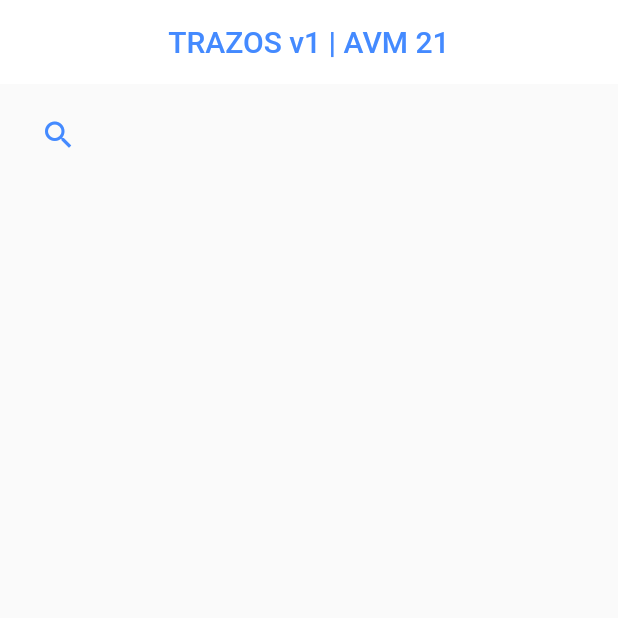
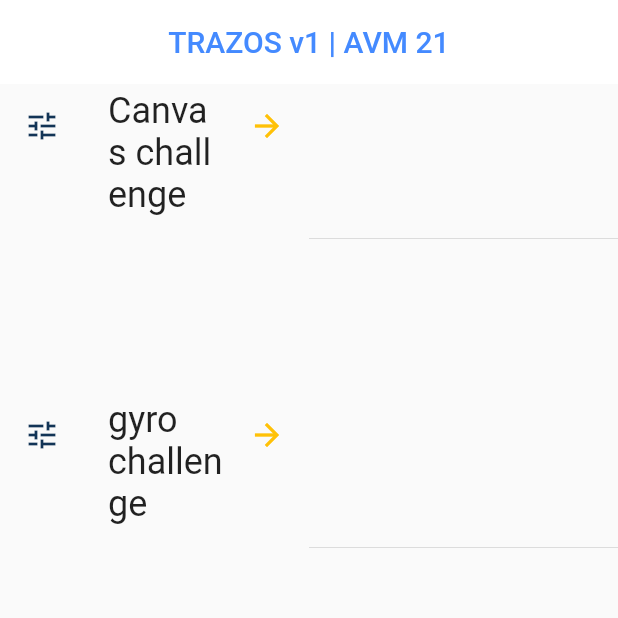
Before and after one commit to antonbag/trazoschallenge, a Flutter app: the screen it shows after launch, on a phone screen of 412 x 824 dp, the top half of it. Run offline on Flutter 3.47's test engine with Material 2 defaults, Android fonts, the light colour scheme and no system bars.

Commit message:
HomePage y navigation

```diff
--- /dev/null
+++ b/lib/pages/CanvasPage.dart
@@ -0,0 +1,32 @@
+import 'package:flutter/material.dart';
+
+class CanvasPage extends StatelessWidget {
+
+  //const CanvasPage({Key key}) : super(key: key);
+
+  @override
+  Widget build(BuildContext context) {
+    return Scaffold(
+      appBar: AppBar(
+        backgroundColor: Color(0xFFffffff),
+        centerTitle: true,
+        title: Text("TRAZOS challenger | canvas",
+            style: TextStyle(color: Colors.blueAccent)),
+        elevation: 0,
+        actions: [],
+      ),
+      body: Container(
+        child: Column(
+          children: [
+
+            Container(
+                padding: EdgeInsets.only(left: 15, top: 10),
+                child: Text("Canvas")
+            ),
+
+          ],
+        ),
+      ),
+    );
+  }
+}
--- a/lib/pages/HomePage.dart
+++ b/lib/pages/HomePage.dart
@@ -1,37 +1,69 @@
 import 'package:flutter/material.dart';
+import 'package:flutter/rendering.dart';
 import 'package:flutter/widgets.dart';
+import 'package:trazosv1/providers/home_menu_provider.dart';
+import 'package:trazosv1/utils/str_to_icon.dart';
 
+AppBar homeAppBar = AppBar(
+  backgroundColor: Color(0xFFffffff),
+  centerTitle: true,
+  title: Text("TRAZOS v1 | AVM 21", style: TextStyle(color: Colors.blueAccent)),
+  elevation: 0,
+  actions: [],
+);
 
+/// ***************************** */
+/// ***************************** */
+/// LISTA DESDE JSON
+/// ***************************** */
+/// ***************************** */
+
+//Listado de opciones en el homePage
+//el cuerpo del scaffold llama a lista
+Widget _lista() {
+  //es un Futurebuilder porque llama a cosas asyncronas
+  return FutureBuilder(
+      future: menuProvider.cargarHomeData(),
+      builder: (context, AsyncSnapshot<List<dynamic>> snapshot) {
+        //print('builder!');
+        return GridView.count(
+          scrollDirection: Axis.vertical,
+          crossAxisCount: 2,
+          children: _listaItems(snapshot.data!, context),
+        );
+      });
+}
+
+List<Widget> _listaItems(List<dynamic> datos, BuildContext context) {
+  final List<Widget> listado = [];
+
+  datos.forEach((opt) {
+
+    final widgetTemp = ListTile(
+      title: Text(opt['texto'], style: Theme.of(context).textTheme.headline5),
+      leading: getIcon(opt['icon'], opt['color']),
+      trailing: Icon(Icons.arrow_forward_outlined, color: Colors.amber),
+      onTap: () {
+        //final route = MaterialPageRoute(builder: (context) => CounterPage());
+          Navigator.pushNamed(context, opt['ruta']);
+      });
+
+    listado..add(widgetTemp)..add(Divider());
+  });
+
+  return listado;
+}
+
+/// ***************************** */
+/// MAIN CLASS
+/// ***************************** */
 
 class HomePage extends StatelessWidget {
   const HomePage({Key? key}) : super(key: key);
 
   @override
   Widget build(BuildContext context) {
-    return Scaffold(
-      appBar: AppBar(
-        backgroundColor: Color(0xFFffffff),
-        centerTitle: true,
-        title: Text("TRAZOS v1 | AVM 21",
-            style: TextStyle(color: Colors.blueAccent)),
-        elevation: 0,
-        actions: [],
-      ),
-      body: Container(
-        child: Column(
-          children: [
-            Container(
-                padding: EdgeInsets.only(left: 15, top: 10),
-                child: IconButton(
-                    icon: Icon(Icons.search),
-                    color: Colors.blueAccent,
-                    onPressed: () {})
-            ),
-
-          ],
-        ),
-      ),
-    );
+    return Scaffold(appBar: homeAppBar, body: _lista());
 
 /*     return Container(
       child: AppBar(
--- a/lib/routes/routes.dart
+++ b/lib/routes/routes.dart
@@ -1,13 +1,16 @@
 import 'package:flutter/material.dart';
 import 'package:trazosv1/pages/HomePage.dart';
+import 'package:trazosv1/pages/CanvasPage.dart';
+import 'package:trazosv1/pages/gyroPage.dart';
+
 
 Map<String, WidgetBuilder> getApplicationsRoutes() {
 
 
-
-
   return <String, WidgetBuilder>{
     '/': (BuildContext context) => HomePage(),
+    'canvas': (BuildContext context) => CanvasPage(),
+    'gyro': (BuildContext context) => GyroPage(),
   };
 
 }
```
Also changed, not shown: assets/data/home_menu.json (+6 -18 lines), lib/pages/gyroPage.dart (added, +32 -0 lines), lib/providers/home_menu_provider.dart (+2 -6 lines), lib/utils/str_to_icon.dart (added, +14 -0 lines).
